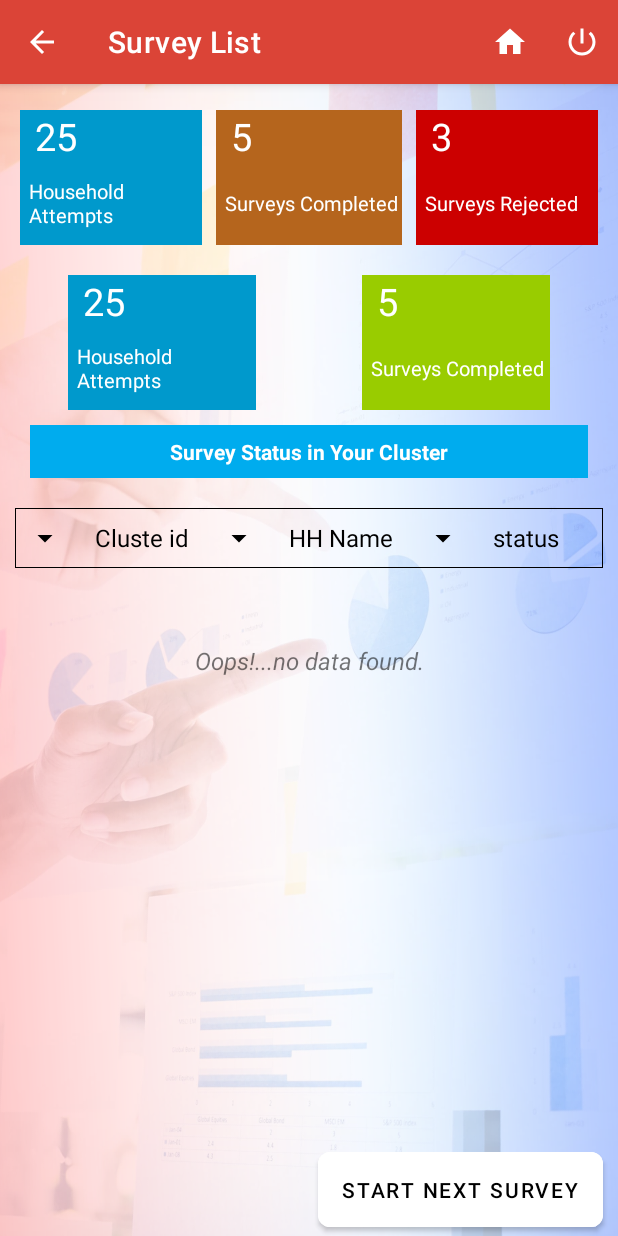
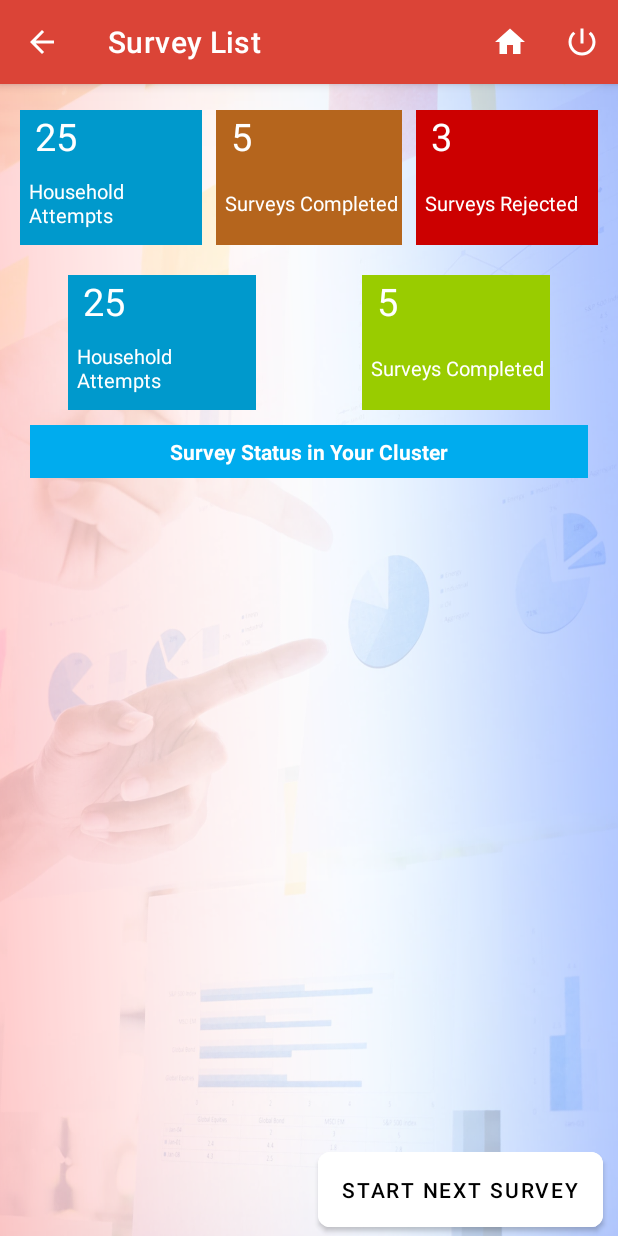
Before and after one commit to vimalku637/BARC_DEMO, an Android app: the SurveyListActivity screen opened directly, with no data from a screen before it, on a phone screen of 412 x 824 dp. Run offline under Robolectric (Android 15) with nearby library versions, the light colour scheme and no system bars; our stand-ins replace ButterKnife.

Commit message:
(vimalku637) make intent on start next survey.

```diff
--- a/app/src/main/java/com/vrp/barc_demo/activities/SurveyListActivity.java
+++ b/app/src/main/java/com/vrp/barc_demo/activities/SurveyListActivity.java
@@ -12,7 +12,9 @@ import android.util.Log;
 import android.view.Menu;
 import android.view.MenuItem;
 import android.view.View;
+import android.widget.TableLayout;
 
+import com.google.android.material.button.MaterialButton;
 import com.google.android.material.textview.MaterialTextView;
 import com.vrp.barc_demo.R;
 import com.vrp.barc_demo.adapters.SurveyListAdapter;
@@ -37,6 +39,10 @@ public class SurveyListActivity extends AppCompatActivity {
     RecyclerView rv_survey_List;
     @BindView(R.id.tv_oops_no_data)
     MaterialTextView tv_oops_no_data;
+    @BindView(R.id.btn_start_next_survey)
+    MaterialButton btn_start_next_survey;
+    @BindView(R.id.tb_layout)
+    TableLayout tb_layout;
 
     /*normal widgets*/
     private Context context=this;
@@ -65,11 +71,23 @@ public class SurveyListActivity extends AppCompatActivity {
         }
 
         setSurveyAdapter();
+        setButtonClick();
+    }
+
+    private void setButtonClick() {
+        btn_start_next_survey.setOnClickListener(new View.OnClickListener() {
+            @Override
+            public void onClick(View view) {
+                Intent intentAddressSelection=new Intent(context, AddressSelection.class);
+                startActivity(intentAddressSelection);
+            }
+        });
     }
 
     private void setSurveyAdapter() {
         surveyModelAl=sqliteHelper.getSurveyList();
         if (surveyModelAl.size()>0) {
+            tb_layout.setVisibility(View.VISIBLE);
             LinearLayoutManager mLayoutManager = new LinearLayoutManager(this);
             mSurveyListAdapter = new SurveyListAdapter(context, surveyModelAl);
             rv_survey_List.setLayoutManager(mLayoutManager);
@@ -90,7 +108,8 @@ public class SurveyListActivity extends AppCompatActivity {
             });
 
         } else {
-            tv_oops_no_data.setVisibility(View.VISIBLE);
+            //tv_oops_no_data.setVisibility(View.VISIBLE);
+            tb_layout.setVisibility(View.GONE);
         }
     }
 
--- a/app/src/main/res/layout/activity_survey_list.xml
+++ b/app/src/main/res/layout/activity_survey_list.xml
@@ -208,10 +208,12 @@
             />
 
         <TableLayout
+            android:id="@+id/tb_layout"
             android:layout_width="match_parent"
             android:layout_height="match_parent"
             android:stretchColumns="*"
-            android:layout_marginTop="@dimen/margin10">
+            android:layout_marginTop="@dimen/margin10"
+            android:visibility="gone">
 
             <TableRow
                 android:layout_width="match_parent"
```
